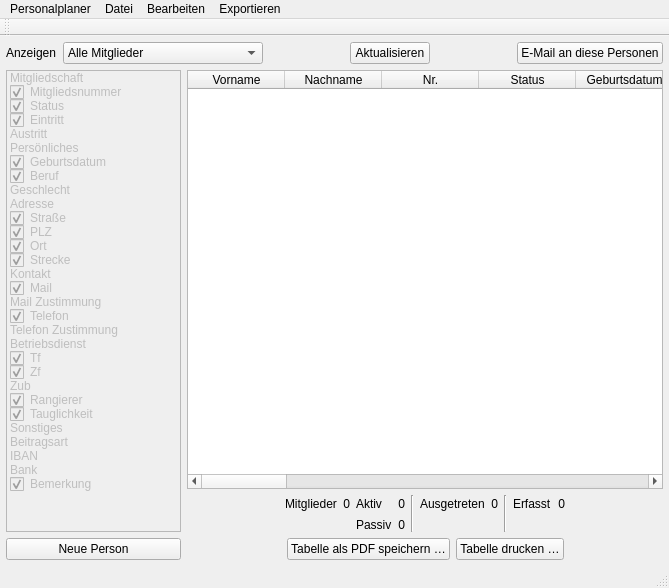
Before: the Qt Designer form Programm/Personalplaner/mainwindowpersonal.ui in philjosch/Einsatzplaner, drawn with Qt 5.
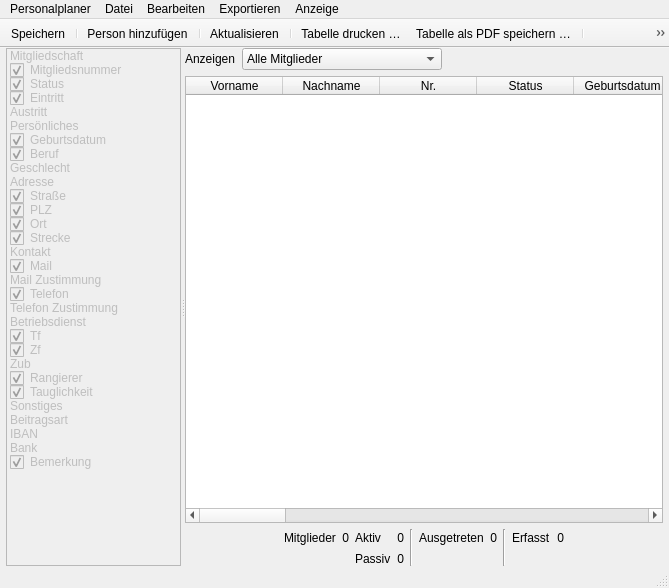
After: the same form once the commit is applied. Icons and pictures are not drawn.

Commit message:
ToolBar eingeführt
Personalfenster, Kalender, Personfenster verwenden eine Toolbar, um die häufigen Funktionen bereitzustellen. Entsprechende Buttons wurden entfernt.

```diff
--- a/Programm/Personalplaner/mainwindowpersonal.ui
+++ b/Programm/Personalplaner/mainwindowpersonal.ui
@@ -14,139 +14,24 @@
    <string>Mitgliederübersicht</string>
   </property>
   <widget class="QWidget" name="centralwidget">
-   <layout class="QGridLayout" name="gridLayout_2" rowstretch="0,1,0,0" columnstretch="0,1">
+   <layout class="QGridLayout" name="gridLayout_3">
     <property name="leftMargin">
      <number>6</number>
     </property>
     <property name="topMargin">
-     <number>6</number>
+     <number>0</number>
     </property>
     <property name="rightMargin">
      <number>6</number>
     </property>
     <property name="bottomMargin">
-     <number>6</number>
-    </property>
-    <property name="spacing">
-     <number>6</number>
-    </property>
-    <item row="0" column="0" colspan="2">
-     <layout class="QGridLayout" name="gridLayout_3" columnstretch="0,0,1,0,1,0">
-      <property name="spacing">
-       <number>6</number>
-      </property>
-      <item row="0" column="4">
-       <spacer name="horizontalSpacer_6">
-        <property name="orientation">
-         <enum>Qt::Horizontal</enum>
-        </property>
-        <property name="sizeHint" stdset="0">
-         <size>
-          <width>40</width>
-          <height>20</height>
-         </size>
-        </property>
-       </spacer>
-      </item>
-      <item row="0" column="5">
-       <widget class="QPushButton" name="pushEmail">
-        <property name="text">
-         <string>E-Mail an diese Personen</string>
-        </property>
-       </widget>
-      </item>
-      <item row="0" column="3">
-       <widget class="QPushButton" name="pushAktualisieren">
-        <property name="toolTip">
-         <string>Die Werte neuberechnen und die Anzeige aktualisieren</string>
-        </property>
-        <property name="statusTip">
-         <string>Die Werte neuberechnen und die Anzeige aktualisieren</string>
-        </property>
-        <property name="text">
-         <string>Aktualisieren</string>
-        </property>
-       </widget>
-      </item>
-      <item row="0" column="2">
-       <spacer name="horizontalSpacer_10">
-        <property name="orientation">
-         <enum>Qt::Horizontal</enum>
-        </property>
-        <property name="sizeHint" stdset="0">
-         <size>
-          <width>40</width>
-          <height>20</height>
-         </size>
-        </property>
-       </spacer>
-      </item>
-      <item row="0" column="1">
-       <widget class="QComboBox" name="comboAnzeige">
-        <property name="minimumSize">
-         <size>
-          <width>200</width>
-          <height>0</height>
-         </size>
-        </property>
-        <property name="currentIndex">
          <number>0</number>
         </property>
-        <item>
-         <property name="text">
-          <string>Alle Mitglieder</string>
-         </property>
-        </item>
-        <item>
-         <property name="text">
-          <string>Aktiv</string>
-         </property>
-        </item>
-        <item>
-         <property name="text">
-          <string>Passiv</string>
-         </property>
-        </item>
-        <item>
-         <property name="text">
-          <string>Aktiv mit Stunden</string>
-         </property>
-        </item>
-        <item>
-         <property name="text">
-          <string>Aktiv ohne Stunden</string>
-         </property>
-        </item>
-        <item>
-         <property name="text">
-          <string>Passiv mit Stunden</string>
-         </property>
-        </item>
-        <item>
-         <property name="text">
-          <string>Ausgetreten</string>
-         </property>
-        </item>
-        <item>
-         <property name="text">
-          <string>Alle</string>
-         </property>
-        </item>
-       </widget>
-      </item>
       <item row="0" column="0">
-       <widget class="QLabel" name="label_25">
-        <property name="text">
-         <string>Anzeigen</string>
-        </property>
-        <property name="buddy">
-         <cstring>comboAnzeige</cstring>
-        </property>
-       </widget>
-      </item>
-     </layout>
-    </item>
-    <item row="1" column="0" rowspan="2">
+     <widget class="QSplitter" name="splitter">
+      <property name="orientation">
+       <enum>Qt::Horizontal</enum>
+      </property>
      <widget class="QListWidget" name="listAnzeige">
       <property name="enabled">
        <bool>false</bool>
@@ -422,8 +307,88 @@
        </property>
       </item>
      </widget>
-    </item>
-    <item row="1" column="1">
+      <widget class="QWidget" name="layoutWidget">
+       <layout class="QGridLayout" name="gridLayout_2" rowstretch="0,1,0" columnstretch="0,0,1">
+        <property name="spacing">
+         <number>6</number>
+        </property>
+        <item row="0" column="0">
+         <widget class="QLabel" name="label_25">
+          <property name="text">
+           <string>Anzeigen</string>
+          </property>
+          <property name="buddy">
+           <cstring>comboAnzeige</cstring>
+          </property>
+         </widget>
+        </item>
+        <item row="0" column="1">
+         <widget class="QComboBox" name="comboAnzeige">
+          <property name="minimumSize">
+           <size>
+            <width>200</width>
+            <height>0</height>
+           </size>
+          </property>
+          <property name="currentIndex">
+           <number>0</number>
+          </property>
+          <item>
+           <property name="text">
+            <string>Alle Mitglieder</string>
+           </property>
+          </item>
+          <item>
+           <property name="text">
+            <string>Aktiv</string>
+           </property>
+          </item>
+          <item>
+           <property name="text">
+            <string>Passiv</string>
+           </property>
+          </item>
+          <item>
+           <property name="text">
+            <string>Aktiv mit Stunden</string>
+           </property>
+          </item>
+          <item>
+           <property name="text">
+            <string>Aktiv ohne Stunden</string>
+           </property>
+          </item>
+          <item>
+           <property name="text">
+            <string>Passiv mit Stunden</string>
+           </property>
+          </item>
+          <item>
+           <property name="text">
+            <string>Ausgetreten</string>
+           </property>
+          </item>
+          <item>
+           <property name="text">
+            <string>Alle</string>
+           </property>
+          </item>
+         </widget>
+        </item>
+        <item row="0" column="2">
+         <spacer name="horizontalSpacer">
+          <property name="orientation">
+           <enum>Qt::Horizontal</enum>
+          </property>
+          <property name="sizeHint" stdset="0">
+           <size>
+            <width>167</width>
+            <height>20</height>
+           </size>
+          </property>
+         </spacer>
+        </item>
+        <item row="1" column="0" colspan="3">
      <widget class="QTableWidget" name="tabelleMitglieder">
       <property name="editTriggers">
        <set>QAbstractItemView::NoEditTriggers</set>
@@ -550,8 +515,11 @@
       </column>
      </widget>
     </item>
-    <item row="2" column="1">
-     <layout class="QGridLayout" name="gridLayout">
+        <item row="2" column="0" colspan="3">
+         <layout class="QGridLayout" name="gridLayout" columnstretch="1,0,0,0,0,0,0,0,0,0,0,1">
+          <property name="verticalSpacing">
+           <number>6</number>
+          </property>
       <item row="0" column="0">
        <spacer name="horizontalSpacer_3">
         <property name="orientation">
@@ -679,56 +647,9 @@
       </item>
      </layout>
     </item>
-    <item row="3" column="0">
-     <widget class="QPushButton" name="pushAdd">
-      <property name="text">
-       <string>Neue Person</string>
-      </property>
-     </widget>
-    </item>
-    <item row="3" column="1">
-     <layout class="QGridLayout" name="gridLayout_4">
-      <item row="0" column="0">
-       <spacer name="horizontalSpacer">
-        <property name="orientation">
-         <enum>Qt::Horizontal</enum>
-        </property>
-        <property name="sizeHint" stdset="0">
-         <size>
-          <width>40</width>
-          <height>20</height>
-         </size>
-        </property>
-       </spacer>
-      </item>
-      <item row="0" column="1">
-       <widget class="QPushButton" name="pushMitgliederPDF">
-        <property name="text">
-         <string>Tabelle als PDF speichern …</string>
-        </property>
-       </widget>
-      </item>
-      <item row="0" column="2">
-       <widget class="QPushButton" name="pushMitgliederDrucken">
-        <property name="text">
-         <string>Tabelle drucken …</string>
-        </property>
-       </widget>
-      </item>
-      <item row="0" column="3">
-       <spacer name="horizontalSpacer_2">
-        <property name="orientation">
-         <enum>Qt::Horizontal</enum>
-        </property>
-        <property name="sizeHint" stdset="0">
-         <size>
-          <width>40</width>
-          <height>20</height>
-         </size>
-        </property>
-       </spacer>
-      </item>
-     </layout>
+       </layout>
+      </widget>
+     </widget>
     </item>
    </layout>
   </widget>
@@ -748,7 +669,6 @@
     <property name="title">
      <string>Exportieren</string>
     </property>
-    <action name=""/>
     <addaction name="actionMitgliederEinzelListeDrucken"/>
     <addaction name="actionMitgliederEinzelListePDF"/>
     <addaction name="separator"/>
@@ -760,11 +680,12 @@
     <property name="title">
      <string>Bearbeiten</string>
     </property>
-    <addaction name="actionPerson_hinzuf_gen"/>
+    <addaction name="actionAddPerson"/>
     <addaction name="separator"/>
     <addaction name="actionAktualisieren"/>
     <addaction name="separator"/>
     <addaction name="actionMindeststunden"/>
+    <addaction name="actionMailListe"/>
    </widget>
    <widget class="QMenu" name="menuDatei">
     <property name="title">
@@ -803,18 +724,53 @@
     <addaction name="separator"/>
     <addaction name="actionQuit"/>
    </widget>
+   <widget class="QMenu" name="menuAnzeige">
+    <property name="title">
+     <string>Anzeige</string>
+    </property>
+    <addaction name="actionToolbar"/>
+   </widget>
    <addaction name="menuApp"/>
    <addaction name="menuDatei"/>
    <addaction name="menuBearbeiten"/>
    <addaction name="menuDrucken"/>
+   <addaction name="menuAnzeige"/>
   </widget>
   <widget class="QToolBar" name="mainToolBar">
+   <property name="movable">
+    <bool>false</bool>
+   </property>
+   <property name="allowedAreas">
+    <set>Qt::TopToolBarArea</set>
+   </property>
+   <property name="orientation">
+    <enum>Qt::Horizontal</enum>
+   </property>
+   <property name="iconSize">
+    <size>
+     <width>16</width>
+     <height>16</height>
+    </size>
+   </property>
+   <property name="toolButtonStyle">
+    <enum>Qt::ToolButtonTextUnderIcon</enum>
+   </property>
    <attribute name="toolBarArea">
     <enum>TopToolBarArea</enum>
    </attribute>
    <attribute name="toolBarBreak">
     <bool>false</bool>
    </attribute>
+   <addaction name="actionSave"/>
+   <addaction name="separator"/>
+   <addaction name="actionAddPerson"/>
+   <addaction name="separator"/>
+   <addaction name="actionAktualisieren"/>
+   <addaction name="separator"/>
+   <addaction name="actionMitgliederListeDrucken"/>
+   <addaction name="actionMitgliederListePDF"/>
+   <addaction name="separator"/>
+   <addaction name="actionMailListe"/>
   </widget>
   <widget class="QStatusBar" name="statusBar"/>
   <action name="actionNew">
@@ -827,6 +783,9 @@
    <property name="shortcutContext">
     <enum>Qt::ApplicationShortcut</enum>
    </property>
+   <property name="iconVisibleInMenu">
+    <bool>false</bool>
+   </property>
   </action>
   <action name="actionOpen">
    <property name="text">
@@ -840,6 +799,10 @@
    </property>
   </action>
   <action name="actionSave">
+   <property name="icon">
+    <iconset resource="../icons/icons_rc.qrc">
+     <normaloff>:/icon/save-disk.svg</normaloff>:/icon/save-disk.svg</iconset>
+   </property>
    <property name="text">
     <string>Speichern</string>
    </property>
@@ -849,6 +812,9 @@
    <property name="shortcutContext">
     <enum>Qt::WindowShortcut</enum>
    </property>
+   <property name="iconVisibleInMenu">
+    <bool>false</bool>
+   </property>
   </action>
   <action name="actionSaveas">
    <property name="text">
@@ -872,17 +838,6 @@
     <enum>Qt::WindowShortcut</enum>
    </property>
   </action>
-  <action name="actionPrint">
-   <property name="text">
-    <string>Exportieren …</string>
-   </property>
-   <property name="shortcut">
-    <string>Ctrl+P</string>
-   </property>
-   <property name="shortcutContext">
-    <enum>Qt::WindowShortcut</enum>
-   </property>
-  </action>
   <action name="actionPreferences">
    <property name="enabled">
     <bool>true</bool>
@@ -890,6 +845,9 @@
    <property name="text">
     <string>Einstellungen</string>
    </property>
+   <property name="shortcut">
+    <string>Ctrl+,</string>
+   </property>
    <property name="shortcutContext">
     <enum>Qt::ApplicationShortcut</enum>
    </property>
@@ -923,6 +881,9 @@
    <property name="text">
     <string>Personalplaner beenden</string>
    </property>
+   <property name="shortcut">
+    <string>Ctrl+Q</string>
+   </property>
    <property name="shortcutContext">
     <enum>Qt::ApplicationShortcut</enum>
    </property>
@@ -954,51 +915,117 @@
     <string>Eigenschaften</string>
    </property>
   </action>
-  <action name="actionPerson_hinzuf_gen">
+  <action name="actionAddPerson">
+   <property name="icon">
+    <iconset resource="../icons/icons_rc.qrc">
+     <normaloff>:/icon/user-add.svg</normaloff>:/icon/user-add.svg</iconset>
+   </property>
    <property name="text">
     <string>Person hinzufügen</string>
    </property>
    <property name="shortcut">
     <string>Ctrl++</string>
    </property>
+   <property name="iconVisibleInMenu">
+    <bool>false</bool>
+   </property>
   </action>
   <action name="actionAktualisieren">
+   <property name="icon">
+    <iconset resource="../icons/icons_rc.qrc">
+     <normaloff>:/icon/reload.svg</normaloff>:/icon/reload.svg</iconset>
+   </property>
    <property name="text">
     <string>Aktualisieren</string>
    </property>
    <property name="shortcut">
     <string>Ctrl+R</string>
    </property>
+   <property name="iconVisibleInMenu">
+    <bool>false</bool>
+   </property>
   </action>
   <action name="actionMindeststunden">
    <property name="text">
     <string>Mindeststunden ...</string>
    </property>
+   <property name="iconVisibleInMenu">
+    <bool>false</bool>
+   </property>
   </action>
   <action name="actionMitgliederEinzelListeDrucken">
    <property name="text">
     <string>Stammdatenblätter drucken …</string>
    </property>
+   <property name="iconVisibleInMenu">
+    <bool>false</bool>
+   </property>
   </action>
   <action name="actionMitgliederEinzelListePDF">
    <property name="text">
     <string>Stammdatenblätter als PDF speichern …</string>
    </property>
+   <property name="iconVisibleInMenu">
+    <bool>false</bool>
+   </property>
   </action>
   <action name="actionMitgliederListeDrucken">
+   <property name="icon">
+    <iconset resource="../icons/icons_rc.qrc">
+     <normaloff>:/icon/printer.svg</normaloff>:/icon/printer.svg</iconset>
+   </property>
    <property name="text">
     <string>Tabelle drucken …</string>
    </property>
+   <property name="shortcut">
+    <string>Ctrl+P</string>
+   </property>
+   <property name="iconVisibleInMenu">
+    <bool>false</bool>
+   </property>
   </action>
   <action name="actionMitgliederListePDF">
+   <property name="icon">
+    <iconset resource="../icons/icons_rc.qrc">
+     <normaloff>:/icon/document.svg</normaloff>:/icon/document.svg</iconset>
+   </property>
    <property name="text">
     <string>Tabelle als PDF speichern …</string>
    </property>
+   <property name="shortcut">
+    <string>Ctrl+Shift+P</string>
+   </property>
+   <property name="iconVisibleInMenu">
+    <bool>false</bool>
+   </property>
   </action>
   <action name="actionMitgliederListeCSV">
    <property name="text">
     <string>Tabelle als CSV-Datei speichern …</string>
    </property>
+   <property name="iconVisibleInMenu">
+    <bool>false</bool>
+   </property>
+  </action>
+  <action name="actionMailListe">
+   <property name="icon">
+    <iconset resource="../icons/icons_rc.qrc">
+     <normaloff>:/icon/at-symbol.svg</normaloff>:/icon/at-symbol.svg</iconset>
+   </property>
+   <property name="text">
+    <string>E-Mail an Liste senden</string>
+   </property>
+   <property name="iconVisibleInMenu">
+    <bool>false</bool>
+   </property>
+  </action>
+  <action name="actionToolbar">
+   <property name="checkable">
+    <bool>true</bool>
+   </property>
+   <property name="text">
+    <string>Toolbar anzeigen</string>
+   </property>
   </action>
  </widget>
  <resources/>
```
Left out of the diff: 62 changed lines with no effect on the pictures. Lines whose indentation alone changed are shown as unchanged. The commit also changes 31 other files.
